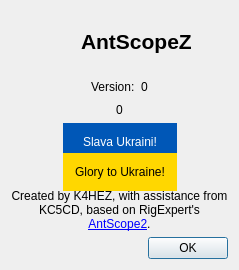
Before: the Qt Designer form src/aboutdialog.ui in K4HEZ/AntScopeZ, drawn with Qt 5.
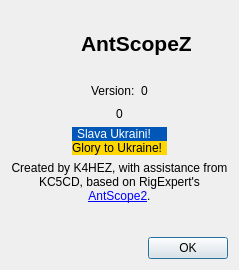
After: the same form once the commit is applied. Icons and pictures are not drawn.

Commit message: Restore labels to banner style.

```diff
--- a/src/aboutdialog.ui
+++ b/src/aboutdialog.ui
@@ -13,6 +13,12 @@
   <property name="windowTitle">
    <string>About AntScopeZ</string>
   </property>
+  <property name="minimumSize">
+   <size>
+    <width>239</width>
+    <height>270</height>
+   </size>
+  </property>
   <layout class="QVBoxLayout" name="verticalLayout">
    <item>
     <layout class="QHBoxLayout" name="horizontalLayout_icon">
@@ -142,56 +148,33 @@
        </property>
        <item>
         <widget class="QLabel" name="label_2">
-         <property name="minimumSize">
-          <size>
-           <width>114</width>
-           <height>38</height>
-          </size>
-         </property>
-         <property name="maximumSize">
-          <size>
-           <width>114</width>
-           <height>38</height>
-          </size>
-         </property>
          <property name="styleSheet">
           <string notr="true">background-color: 	#0057B7;
-color: #ffffff;
-padding: 5px;</string>
+color: #ffffff;</string>
          </property>
          <property name="text">
           <string notr="true">Slava Ukraini!</string>
          </property>
-         <property name="alignment">
-          <set>Qt::AlignmentFlag::AlignCenter</set>
+         <property name="indent">
+          <number>5</number>
          </property>
         </widget>
        </item>
        <item>
         <widget class="QLabel" name="label_3">
-         <property name="minimumSize">
-          <size>
-           <width>114</width>
-           <height>38</height>
-          </size>
-         </property>
-         <property name="maximumSize">
-          <size>
-           <width>114</width>
-           <height>38</height>
-          </size>
-         </property>
          <property name="styleSheet">
           <string notr="true">background-color: #ffd700;
 color: #000000;
-padding: 5px;
 </string>
          </property>
          <property name="text">
           <string>Glory to Ukraine!</string>
          </property>
          <property name="alignment">
-          <set>Qt::AlignmentFlag::AlignCenter</set>
+          <set>Qt::AlignmentFlag::AlignRight|Qt::AlignmentFlag::AlignTrailing|Qt::AlignmentFlag::AlignVCenter</set>
+         </property>
+         <property name="indent">
+          <number>5</number>
          </property>
         </widget>
        </item>
```
The commit also changes 2 other files.
